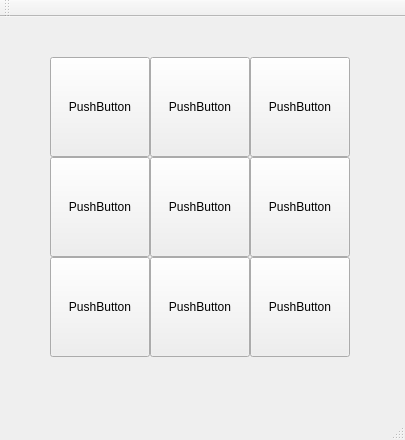
kirilproger/QtPractice, file basics/mainwindow.ui: the form before one commit.
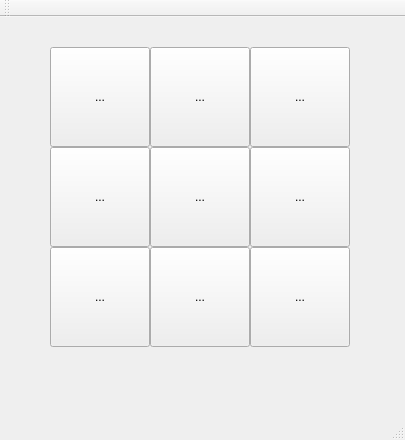
The form after the commit.

The edit to the form file:
```diff
--- a/basics/mainwindow.ui
+++ b/basics/mainwindow.ui
@@ -14,17 +14,17 @@
    <string>MainWindow</string>
   </property>
   <widget class="QWidget" name="centralWidget">
-   <widget class="QPushButton" name="a11">
+   <widget class="QToolButton" name="a11">
     <property name="geometry">
      <rect>
       <x>50</x>
-      <y>40</y>
+      <y>30</y>
       <width>100</width>
       <height>100</height>
      </rect>
     </property>
     <property name="text">
-     <string>PushButton</string>
+     <string>...</string>
     </property>
     <property name="iconSize">
      <size>
@@ -32,109 +32,190 @@
       <height>100</height>
      </size>
     </property>
+    <property name="checkable">
+     <bool>true</bool>
+    </property>
    </widget>
-   <widget class="QPushButton" name="a12">
+   <widget class="QToolButton" name="a12">
     <property name="geometry">
      <rect>
       <x>150</x>
-      <y>40</y>
+      <y>30</y>
       <width>100</width>
       <height>100</height>
      </rect>
     </property>
     <property name="text">
-     <string>PushButton</string>
+     <string>...</string>
     </property>
+    <property name="iconSize">
+     <size>
+      <width>100</width>
+      <height>100</height>
+     </size>
+    </property>
+    <property name="checkable">
+     <bool>true</bool>
+    </property>
    </widget>
-   <widget class="QPushButton" name="a13">
+   <widget class="QToolButton" name="a13">
     <property name="geometry">
      <rect>
       <x>250</x>
-      <y>40</y>
+      <y>30</y>
       <width>100</width>
       <height>100</height>
      </rect>
     </property>
     <property name="text">
-     <string>PushButton</string>
+     <string>...</string>
     </property>
+    <property name="iconSize">
+     <size>
+      <width>100</width>
+      <height>100</height>
+     </size>
+    </property>
+    <property name="checkable">
+     <bool>true</bool>
+    </property>
    </widget>
-   <widget class="QPushButton" name="a21">
+   <widget class="QToolButton" name="a22">
     <property name="geometry">
      <rect>
-      <x>50</x>
-      <y>140</y>
+      <x>150</x>
+      <y>130</y>
       <width>100</width>
       <height>100</height>
      </rect>
     </property>
     <property name="text">
-     <string>PushButton</string>
+     <string>...</string>
     </property>
+    <property name="iconSize">
+     <size>
+      <width>100</width>
+      <height>100</height>
+     </size>
+    </property>
+    <property name="checkable">
+     <bool>true</bool>
+    </property>
    </widget>
-   <widget class="QPushButton" name="a22">
+   <widget class="QToolButton" name="a21">
     <property name="geometry">
      <rect>
-      <x>150</x>
-      <y>140</y>
+      <x>50</x>
+      <y>130</y>
       <width>100</width>
       <height>100</height>
      </rect>
     </property>
     <property name="text">
-     <string>PushButton</string>
+     <string>...</string>
     </property>
+    <property name="iconSize">
+     <size>
+      <width>100</width>
+      <height>100</height>
+     </size>
+    </property>
+    <property name="checkable">
+     <bool>true</bool>
+    </property>
    </widget>
-   <widget class="QPushButton" name="a23">
+   <widget class="QToolButton" name="a23">
     <property name="geometry">
      <rect>
       <x>250</x>
-      <y>140</y>
+      <y>130</y>
       <width>100</width>
       <height>100</height>
      </rect>
     </property>
     <property name="text">
-     <string>PushButton</string>
+     <string>...</string>
     </property>
+    <property name="iconSize">
+     <size>
+      <width>100</width>
+      <height>100</height>
+     </size>
+    </property>
+    <property name="checkable">
+     <bool>true</bool>
+    </property>
    </widget>
-   <widget class="QPushButton" name="a31">
+   <widget class="QToolButton" name="a32">
     <property name="geometry">
      <rect>
-      <x>50</x>
-      <y>240</y>
+      <x>150</x>
+      <y>230</y>
       <width>100</width>
       <height>100</height>
      </rect>
     </property>
     <property name="text">
-     <string>PushButton</string>
+     <string>...</string>
     </property>
+    <property name="iconSize">
+     <size>
+      <width>100</width>
+      <height>100</height>
+     </size>
+    </property>
+    <property name="checkable">
+     <bool>true</bool>
+    </property>
    </widget>
-   <widget class="QPushButton" name="a32">
+   <widget class="QToolButton" name="a31">
     <property name="geometry">
      <rect>
-      <x>150</x>
-      <y>240</y>
+      <x>50</x>
+      <y>230</y>
       <width>100</width>
       <height>100</height>
      </rect>
     </property>
     <property name="text">
-     <string>PushButton</string>
+     <string>...</string>
     </property>
+    <property name="iconSize">
+     <size>
+      <width>100</width>
+      <height>100</height>
+     </size>
+    </property>
+    <property name="checkable">
+     <bool>true</bool>
+    </property>
    </widget>
-   <widget class="QPushButton" name="a33">
+   <widget class="QToolButton" name="a33">
     <property name="geometry">
      <rect>
       <x>250</x>
-      <y>240</y>
+      <y>230</y>
       <width>100</width>
       <height>100</height>
      </rect>
     </property>
     <property name="text">
-     <string>PushButton</string>
+     <string>...</string>
+    </property>
+    <property name="iconSize">
+     <size>
+      <width>100</width>
+      <height>100</height>
+     </size>
+    </property>
+    <property name="checkable">
+     <bool>true</bool>
+    </property>
+    <property name="checked">
+     <bool>false</bool>
+    </property>
+    <property name="autoRepeat">
+     <bool>false</bool>
     </property>
    </widget>
   </widget>
```
